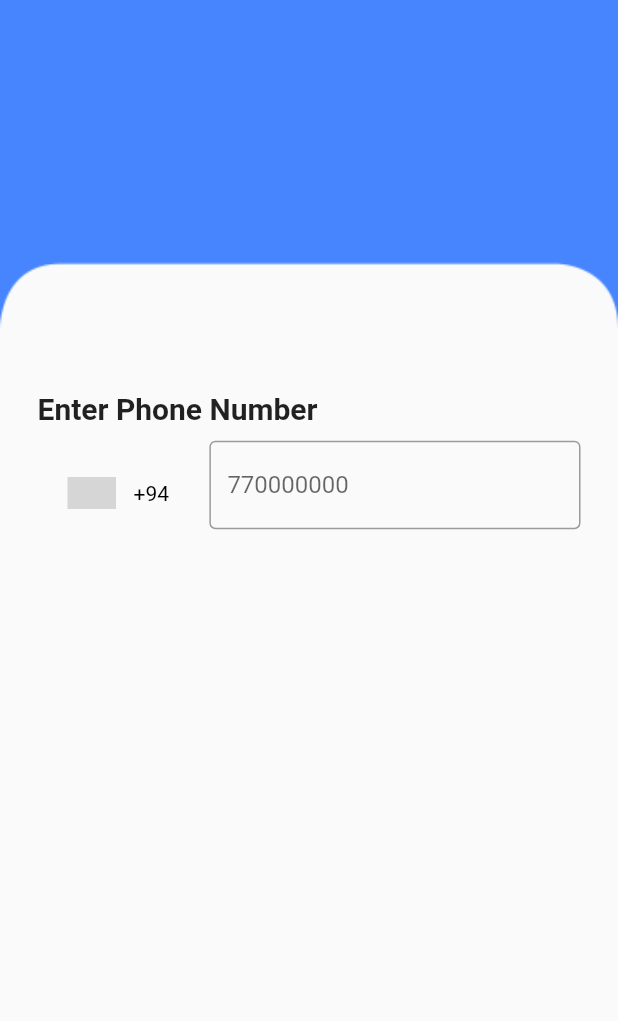
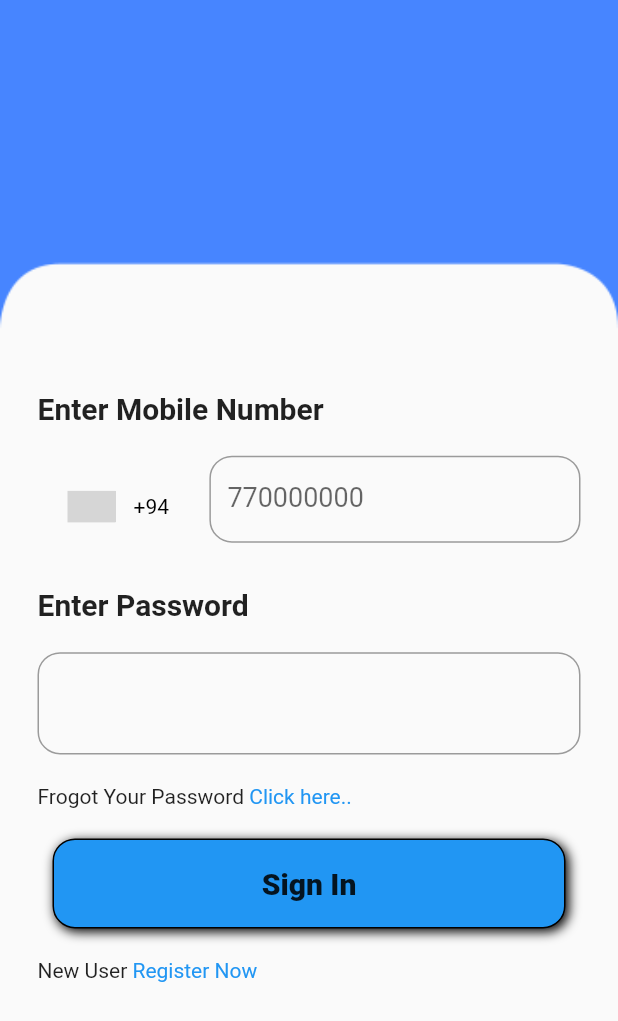
Before and after one commit to nadeeshapathiraja/flutter_chat, a Flutter app: the screen it shows after launch, on a phone screen of 412 x 824 dp. Shown: the top 1021 px of the screen. Run offline on Flutter 3.47's test engine with Material 2 defaults, Android fonts, the light colour scheme and no system bars; drawn by our look-alikes of intl_phone_number_input; our stand-ins replace animate_do, carousel_slider; grey boxes are pictures that could not be loaded.

```diff
--- a/lib/authentication/login_page/login_page.dart
+++ b/lib/authentication/login_page/login_page.dart
@@ -1,5 +1,14 @@
+import 'package:chat_app_flutter/authentication/frogot_password_page/frogot_password.dart';
+import 'package:chat_app_flutter/authentication/register_page/register_page.dart';
+import 'package:chat_app_flutter/components/custom_button.dart';
+import 'package:chat_app_flutter/components/custom_inputfield.dart';
+import 'package:chat_app_flutter/components/custom_password_field.dart';
+import 'package:chat_app_flutter/components/custom_phonenumber_input.dart';
 import 'package:chat_app_flutter/components/custom_text.dart';
+import 'package:chat_app_flutter/main_pages/call_page/call_page.dart';
+import 'package:chat_app_flutter/utils/app_colors.dart';
 import 'package:chat_app_flutter/utils/constants.dart';
+import 'package:chat_app_flutter/utils/util_functions.dart';
 import 'package:flutter/material.dart';
 import 'package:intl_phone_number_input/intl_phone_number_input.dart';
 
@@ -16,33 +25,96 @@ class _LoginPageState extends State<LoginPage> {
   final TextEditingController phoneNumberController = TextEditingController();
   String initialCountry = 'LK';
   PhoneNumber number = PhoneNumber(isoCode: 'LK');
+  final TextEditingController password = TextEditingController();
 
   @override
   Widget build(BuildContext context) {
     return Scaffold(
       body: Column(
         children: [
+          Stack(
+            children: [
+              CustomText(text: "Sign In"),
               Image.asset(
                 Constants.imageAssets("header.png"),
                 width: double.infinity,
                 fit: BoxFit.fitWidth,
               ),
-          Container(
+            ],
+          ),
+          Expanded(
+            child: SingleChildScrollView(
+              physics: const BouncingScrollPhysics(),
+              child: Container(
                 padding: EdgeInsets.all(25),
                 child: Column(
                   crossAxisAlignment: CrossAxisAlignment.start,
                   children: [
-                CustomText(
-                  text: "Enter Phone Number",
+                    const CustomText(
+                      text: "Enter Mobile Number",
                       fontSize: 20,
                       fontWeight: FontWeight.bold,
                     ),
-                SizedBox(height: 10),
+                    const SizedBox(height: 20),
                     PhoneNumberInputSection(
                       number: number,
                       phoneNumberController: phoneNumberController,
                     ),
+                    const SizedBox(height: 30),
+                    const CustomText(
+                      text: "Enter Password",
+                      fontSize: 20,
+                      fontWeight: FontWeight.bold,
+                    ),
+                    const SizedBox(height: 20),
+                    CustomPasswordField(password: password),
+                    const SizedBox(height: 20),
+                    Row(
+                      children: [
+                        const CustomText(text: "Frogot Your Password"),
+                        InkWell(
+                          child: CustomText(
+                            text: " Click here..",
+                            color: kblue,
+                          ),
+                          onTap: () {
+                            utilFunction.navigateTo(
+                                context, const FrogotPassword());
+                          },
+                        )
                       ],
+                    ),
+                    const SizedBox(height: 10),
+                    //login button
+                    CustomButton(
+                      text: "Sign In",
+                      ontap: () {
+                        utilFunction.navigateTo(context, const CallPage());
+                      },
+                      width: double.infinity,
+                      height: 60,
+                      fontSize: 20,
+                      color: kblue,
+                    ),
+                    const SizedBox(height: 10),
+                    Row(
+                      children: [
+                        const CustomText(text: "New User"),
+                        InkWell(
+                          child: CustomText(
+                            text: " Register Now",
+                            color: kblue,
+                          ),
+                          onTap: () {
+                            utilFunction.navigateTo(
+                                context, const RegisterPage());
+                          },
+                        )
+                      ],
+                    ),
+                  ],
+                ),
+              ),
             ),
           ),
         ],
@@ -50,45 +122,3 @@ class _LoginPageState extends State<LoginPage> {
     );
   }
 }
-
-class PhoneNumberInputSection extends StatelessWidget {
-  const PhoneNumberInputSection({
-    Key? key,
-    required this.number,
-    required this.phoneNumberController,
-  }) : super(key: key);
-
-  final PhoneNumber number;
-  final TextEditingController phoneNumberController;
-
-  @override
-  Widget build(BuildContext context) {
-    return InternationalPhoneNumberInput(
-      onInputChanged: (PhoneNumber number) {
-        print(number.phoneNumber);
-      },
-      onInputValidated: (bool value) {
-        print(value);
-      },
-      selectorConfig: SelectorConfig(
-        selectorType: PhoneInputSelectorType.DIALOG,
-      ),
-      ignoreBlank: false,
-      autoValidateMode: AutovalidateMode.disabled,
-      selectorTextStyle: TextStyle(color: Colors.black),
-      initialValue: number,
-      maxLength: 9,
-      textFieldController: phoneNumberController,
-      formatInput: false,
-      hintText: "770000000",
-      keyboardType: const TextInputType.numberWithOptions(
-        signed: true,
-        decimal: true,
-      ),
-      inputBorder: const OutlineInputBorder(),
-      onSaved: (PhoneNumber number) {
-        print('On Saved: $number');
-      },
-    );
-  }
-}
--- /dev/null
+++ b/lib/components/custom_inputfield.dart
@@ -0,0 +1,35 @@
+import 'package:chat_app_flutter/utils/app_colors.dart';
+import 'package:flutter/material.dart';
+
+class CustomInputField extends StatelessWidget {
+  const CustomInputField({
+    Key? key,
+    required this.controller,
+    this.lable,
+  }) : super(key: key);
+
+  final TextEditingController controller;
+  final String? lable;
+
+  @override
+  Widget build(BuildContext context) {
+    return TextFormField(
+      controller: controller,
+      style: const TextStyle(
+        fontSize: 20,
+        height: 1,
+      ),
+      decoration: InputDecoration(
+        labelText: lable,
+        fillColor: Colors.white,
+        border: OutlineInputBorder(
+          borderSide: const BorderSide(
+            color: kBlack,
+            width: 1.0,
+          ),
+          borderRadius: BorderRadius.circular(15.0),
+        ),
+      ),
+    );
+  }
+}
--- /dev/null
+++ b/lib/components/custom_password_field.dart
@@ -0,0 +1,47 @@
+import 'package:chat_app_flutter/utils/app_colors.dart';
+import 'package:flutter/material.dart';
+
+class CustomPasswordField extends StatefulWidget {
+  const CustomPasswordField({
+    Key? key,
+    required this.password,
+  }) : super(key: key);
+
+  final TextEditingController password;
+
+  @override
+  State<CustomPasswordField> createState() => _CustomPasswordFieldState();
+}
+
+class _CustomPasswordFieldState extends State<CustomPasswordField> {
+  var _isObscure = true;
+  @override
+  Widget build(BuildContext context) {
+    return TextFormField(
+      controller: widget.password,
+      obscureText: _isObscure,
+      style: const TextStyle(
+        fontSize: 20,
+        height: 1,
+      ),
+      decoration: InputDecoration(
+        suffix: InkWell(
+          onTap: () {
+            setState(() {
+              _isObscure = !_isObscure;
+            });
+          },
+          child: Icon(_isObscure ? Icons.visibility : Icons.visibility_off),
+        ),
+        // fillColor: Colors.white,
+        border: OutlineInputBorder(
+          borderSide: BorderSide(
+            color: kBlack,
+            width: 1.0,
+          ),
+          borderRadius: BorderRadius.circular(15.0),
+        ),
+      ),
+    );
+  }
+}
--- /dev/null
+++ b/lib/components/custom_phonenumber_input.dart
@@ -0,0 +1,56 @@
+import 'package:chat_app_flutter/utils/app_colors.dart';
+import 'package:flutter/material.dart';
+import 'package:intl_phone_number_input/intl_phone_number_input.dart';
+
+class PhoneNumberInputSection extends StatelessWidget {
+  const PhoneNumberInputSection({
+    Key? key,
+    required this.number,
+    required this.phoneNumberController,
+  }) : super(key: key);
+
+  final PhoneNumber number;
+  final TextEditingController phoneNumberController;
+
+  @override
+  Widget build(BuildContext context) {
+    return InternationalPhoneNumberInput(
+      onInputChanged: (PhoneNumber number) {
+        print(number.phoneNumber);
+      },
+      onInputValidated: (bool value) {
+        print(value);
+      },
+      selectorConfig: const SelectorConfig(
+        selectorType: PhoneInputSelectorType.DIALOG,
+      ),
+      ignoreBlank: false,
+      autoValidateMode: AutovalidateMode.disabled,
+      selectorTextStyle: const TextStyle(color: Colors.black),
+      initialValue: number,
+      maxLength: 9,
+      textStyle: const TextStyle(
+        fontSize: 18,
+        height: 1,
+      ),
+      textFieldController: phoneNumberController,
+      formatInput: false,
+      inputDecoration: InputDecoration(
+        fillColor: Colors.white,
+        hintText: "770000000",
+        border: OutlineInputBorder(
+          borderSide: const BorderSide(color: kBlack, width: 2.0),
+          borderRadius: BorderRadius.circular(15.0),
+        ),
+      ),
+      keyboardType: const TextInputType.numberWithOptions(
+        signed: true,
+        decimal: true,
+      ),
+      inputBorder: const OutlineInputBorder(),
+      onSaved: (PhoneNumber number) {
+        print('On Saved: $number');
+      },
+    );
+  }
+}
```
Lines whose indentation alone changed are shown as unchanged.
